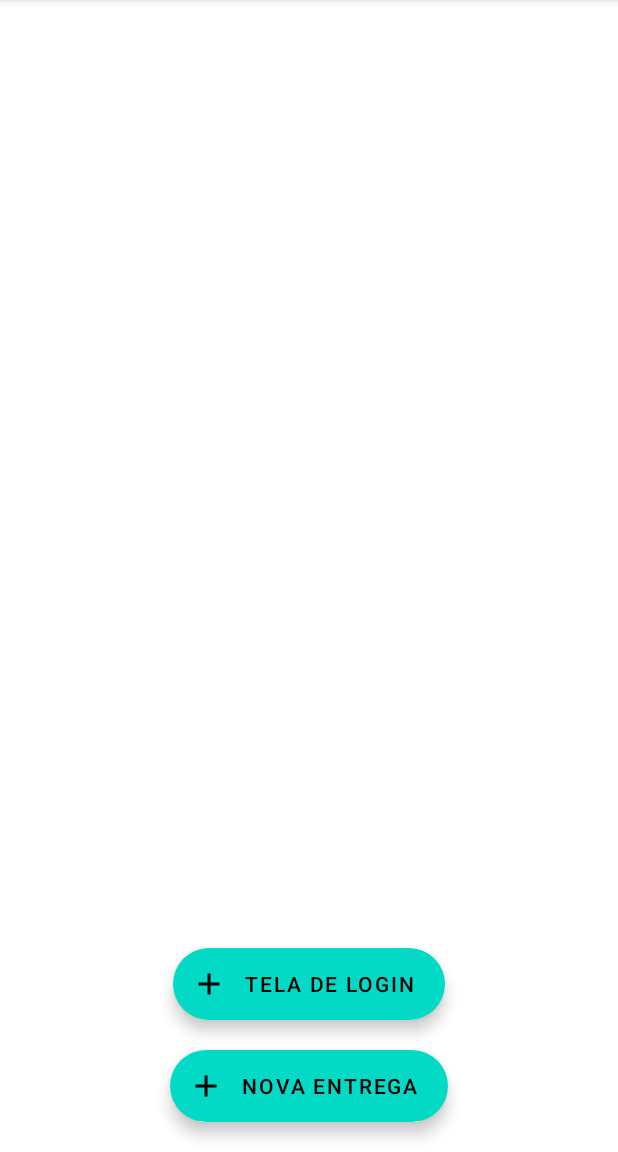
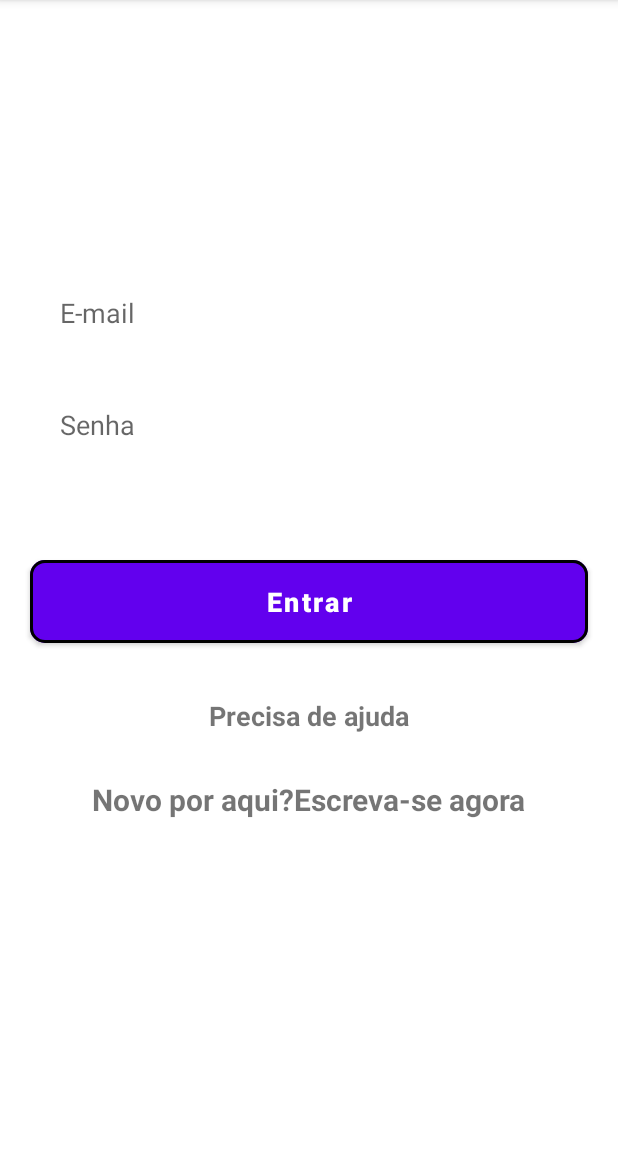
Before and after one commit to luizsfl/custoFrete, an Android app: the screen it shows after launch (MainActivity), on a phone screen of 412 x 824 dp, the part 84-1236 px from its top. Run offline under Robolectric (Android 15) with nearby library versions, the phone set to English and light mode, and no system bars; our stand-ins replace Firebase (no records; nobody signed in at launch, a user with empty details on screens opened directly).

Commit message:
Removido activity e criado fragment

```diff
--- a/app/src/main/java/com/example/custofrete/data/di/AppModule.kt
+++ b/app/src/main/java/com/example/custofrete/data/di/AppModule.kt
@@ -8,7 +8,9 @@ import com.example.custofrete.domain.repository.UsuarioRepository
 import com.example.custofrete.domain.useCase.usuario.UsuarioAddUseCase
 import com.example.custofrete.domain.useCase.usuario.UsuarioInteractor
 import com.example.custofrete.domain.useCase.usuario.UsuarioInteractorImp
+import com.example.custofrete.domain.useCase.usuario.UsuarioVerificarUsuarioLogadoUseCase
 import com.example.custofrete.presentation.cadastroLogin.CadastroLoginViewModel
+import com.example.custofrete.presentation.login.LoginViewModel
 import org.koin.androidx.viewmodel.dsl.viewModel
 import org.koin.dsl.module
 
@@ -27,14 +29,21 @@ val repositoryModule = module {
 
 val useCaseModule = module {
     factory { UsuarioAddUseCase(usuarioRepository = get()) }
+    factory { UsuarioVerificarUsuarioLogadoUseCase(usuarioRepository = get()) }
 }
 
 val interactorModule = module {
-    factory<UsuarioInteractor> {UsuarioInteractorImp(usuarioAddUseCase = get()) }
+    factory<UsuarioInteractor> {UsuarioInteractorImp(usuarioAddUseCase = get(),usuarioVerificarUsuarioLogadoUseCase=get()) }
 }
 
 val viewModel = module {
+
     viewModel {
         CadastroLoginViewModel(usuarioInteractor = get())
     }
+
+    viewModel {
+        LoginViewModel( usuarioInteractor = get())
+    }
+
 }
--- a/app/src/main/java/com/example/custofrete/data/repository/remoteDataSource/dao/UsuarioDao.kt
+++ b/app/src/main/java/com/example/custofrete/data/repository/remoteDataSource/dao/UsuarioDao.kt
@@ -18,6 +18,8 @@ class UsuarioDao(
     private val dispatcher: CoroutineDispatcher = Dispatchers.IO
 ) {
 
+    private var logadoCadastro = false
+
     fun addUsuario(usuario: Usuario): Flow<Usuario> {
         return flow {
             try {
@@ -33,7 +35,6 @@ class UsuarioDao(
                         var  idUsuario = Base64Custom.codificarBase64(usuario.email)
                         usuario.idUsuario = idUsuario
                         salvarUsuser(usuario)
-
                     }else{
                         messengerErro = it.exception.toString()
                     }
@@ -66,6 +67,22 @@ class UsuarioDao(
         db.collection("usuarios")
             .document(usuario.idUsuario)
             .set(usuario)
+
+        logadoCadastro= true
     }
 
+    fun verificarUserLogado(): Flow<Boolean>{
+        return flow {
+            try {
+
+                val usuarioLogado = autenticacao.currentUser
+
+
+                 emit(usuarioLogado!=null || logadoCadastro)
+
+            } catch (e: Exception) {
+            emit(error("VerificarUserLogado"+e.toString()))
+        }
+    }.flowOn(dispatcher)
+    }
 }
--- a/app/src/main/java/com/example/custofrete/data/repository/remoteDataSource/dataSource/UsuarioDataSource.kt
+++ b/app/src/main/java/com/example/custofrete/data/repository/remoteDataSource/dataSource/UsuarioDataSource.kt
@@ -5,4 +5,6 @@ import kotlinx.coroutines.flow.Flow
 
 interface UsuarioDataSource {
     fun addUsuario(usuario: Usuario): Flow<Usuario>
+    fun verificarUserLogado(): Flow<Boolean>
+
 }
--- a/app/src/main/java/com/example/custofrete/data/repository/remoteDataSource/dataSource/UsuarioDataSourceImp.kt
+++ b/app/src/main/java/com/example/custofrete/data/repository/remoteDataSource/dataSource/UsuarioDataSourceImp.kt
@@ -3,9 +3,12 @@ package com.example.custofrete.data.repository.remoteDataSource.dataSource
 import com.example.custofrete.data.repository.remoteDataSource.dao.UsuarioDao
 import com.example.custofrete.domain.model.Usuario
 import com.example.custofrete.domain.repository.UsuarioRepository
+import com.example.custofrete.presentation.ViewState
+import kotlinx.coroutines.flow.Flow
 
 class UsuarioDataSourceImp(
     private val usuarioDao: UsuarioDao
 ) :UsuarioDataSource{
     override fun addUsuario(usuario: Usuario) = usuarioDao.addUsuario(usuario)
+    override fun verificarUserLogado() = usuarioDao.verificarUserLogado()
 }
--- a/app/src/main/java/com/example/custofrete/data/repository/repositoryImp/UsuarioRepositoryImp.kt
+++ b/app/src/main/java/com/example/custofrete/data/repository/repositoryImp/UsuarioRepositoryImp.kt
@@ -12,4 +12,6 @@ class UsuarioRepositoryImp(
 
     override fun addUsuario(usuario: Usuario): Flow<Usuario> = usuarioDataSource.addUsuario(usuario)
 
+    override fun verificarUsuarioLogado() = usuarioDataSource.verificarUserLogado()
+
 }
--- a/app/src/main/java/com/example/custofrete/domain/repository/UsuarioRepository.kt
+++ b/app/src/main/java/com/example/custofrete/domain/repository/UsuarioRepository.kt
@@ -5,4 +5,5 @@ import kotlinx.coroutines.flow.Flow
 
 interface UsuarioRepository {
     fun addUsuario(usuario: Usuario): Flow<Usuario>
+    fun verificarUsuarioLogado(): Flow<Boolean>
 }
--- a/app/src/main/java/com/example/custofrete/domain/useCase/usuario/UsuarioInteractor.kt
+++ b/app/src/main/java/com/example/custofrete/domain/useCase/usuario/UsuarioInteractor.kt
@@ -5,4 +5,6 @@ import kotlinx.coroutines.flow.Flow
 
 interface UsuarioInteractor {
     fun addUsuario(usuario: Usuario): Flow<Usuario>
+    fun verificarUsuarioLogado(): Flow<Boolean>
+
 }
--- a/app/src/main/java/com/example/custofrete/domain/useCase/usuario/UsuarioInteractorImp.kt
+++ b/app/src/main/java/com/example/custofrete/domain/useCase/usuario/UsuarioInteractorImp.kt
@@ -1,10 +1,11 @@
 package com.example.custofrete.domain.useCase.usuario
 
 import com.example.custofrete.domain.model.Usuario
-import kotlinx.coroutines.flow.Flow
 
 class UsuarioInteractorImp(
-    private val usuarioAddUseCase: UsuarioAddUseCase
+    private val usuarioAddUseCase: UsuarioAddUseCase,
+    private val usuarioVerificarUsuarioLogadoUseCase: UsuarioVerificarUsuarioLogadoUseCase
 ) : UsuarioInteractor {
-    override fun addUsuario(usuario: Usuario): Flow<Usuario> = usuarioAddUseCase.invoke(usuario)
+    override fun addUsuario(usuario: Usuario) = usuarioAddUseCase.invoke(usuario)
+    override fun verificarUsuarioLogado() = usuarioVerificarUsuarioLogadoUseCase.invoke()
 }
--- /dev/null
+++ b/app/src/main/java/com/example/custofrete/domain/useCase/usuario/UsuarioVerificarUsuarioLogadoUseCase].kt
@@ -0,0 +1,9 @@
+package com.example.custofrete.domain.useCase.usuario
+
+import com.example.custofrete.domain.repository.UsuarioRepository
+
+class UsuarioVerificarUsuarioLogadoUseCase(
+    private val usuarioRepository: UsuarioRepository
+) {
+    operator fun invoke() = usuarioRepository.verificarUsuarioLogado()
+}
--- a/app/src/main/java/com/example/custofrete/presentation/ViewState.kt
+++ b/app/src/main/java/com/example/custofrete/presentation/ViewState.kt
@@ -6,4 +6,6 @@ sealed class ViewState {
     data class Loading(val loading: Boolean):ViewState()
     data class sucessoUsuario(val usuario: Usuario):ViewState()
     data class Failure(val messengerError:String = String()): ViewState()
+    data class Logado(val usuarioLogado:Boolean = false): ViewState()
+
 }
--- a/app/src/main/java/com/example/custofrete/presentation/custoViagem/CustoViagemFragment.kt
+++ b/app/src/main/java/com/example/custofrete/presentation/custoViagem/CustoViagemFragment.kt
@@ -20,6 +20,7 @@ class CustoViagemFragment : Fragment() {
         inflater: LayoutInflater, container: ViewGroup?,
         savedInstanceState: Bundle?
     ): View? {
+
         _binding = FragmentCustoViagemBinding.inflate(inflater, container, false)
         val root: View = binding.root
 
--- a/app/src/main/java/com/example/custofrete/presentation/home/HomeFragment.kt
+++ b/app/src/main/java/com/example/custofrete/presentation/home/HomeFragment.kt
@@ -2,16 +2,12 @@ package com.example.custofrete.presentation.home
 
 import android.content.Intent
 import android.os.Bundle
-import androidx.fragment.app.Fragment
 import android.view.LayoutInflater
 import android.view.View
 import android.view.ViewGroup
+import androidx.fragment.app.Fragment
 import androidx.navigation.fragment.findNavController
-import com.example.custofrete.R
 import com.example.custofrete.databinding.FragmentHomeBinding
-import com.example.custofrete.presentation.MainActivity
-import com.example.custofrete.presentation.login.LoginActivity
-import com.example.custofrete.presentation.rotas.RotasFragmentDirections
 
 class HomeFragment : Fragment() {
 
@@ -30,11 +26,6 @@ class HomeFragment : Fragment() {
             findNavController().navigate(action)
         }
 
-        binding.btLogin.setOnClickListener {
-            val intent = Intent(container?.context, LoginActivity::class.java)
-            startActivity(intent)
-        }
-
         return root
 
     }
--- /dev/null
+++ b/app/src/main/java/com/example/custofrete/presentation/login/LoginFragment.kt
@@ -0,0 +1,125 @@
+package com.example.custofrete.presentation.login
+
+import android.app.AlertDialog
+import android.os.Bundle
+import android.view.Gravity
+import android.view.LayoutInflater
+import android.view.View
+import android.view.ViewGroup
+import android.widget.FrameLayout
+import android.widget.TextView
+import androidx.core.view.isVisible
+import androidx.fragment.app.Fragment
+import androidx.navigation.fragment.findNavController
+import com.example.custofrete.databinding.FragmentLoginBinding
+import com.example.custofrete.presentation.ViewState
+import com.google.android.material.snackbar.BaseTransientBottomBar
+import com.google.android.material.snackbar.Snackbar
+import com.google.firebase.FirebaseNetworkException
+import com.google.firebase.auth.FirebaseAuth
+import com.google.firebase.auth.FirebaseAuthInvalidCredentialsException
+import org.koin.androidx.viewmodel.ext.android.viewModel
+
+
+class LoginFragment : Fragment() {
+
+    private var _binding: FragmentLoginBinding? = null
+    private val binding get() = _binding!!
+    private val loginViewModel: LoginViewModel by viewModel()
+
+
+    override fun onCreateView(
+        inflater: LayoutInflater, container: ViewGroup?,
+        savedInstanceState: Bundle?
+    ): View? {
+
+        _binding = FragmentLoginBinding.inflate(inflater, container, false)
+
+        val root: View = binding.root
+
+        loginViewModel.VerificarUserLogado()
+
+        binding.txtTelaCadastro.setOnClickListener{
+            val action =  LoginFragmentDirections.actionLoginFragmentToCadastroLoginFragment()
+            findNavController().navigate(action)
+        }
+
+        loginViewModel.viewState.observe(viewLifecycleOwner) { viewState ->
+            when (viewState) {
+                is ViewState.Loading -> showLoading(viewState.loading)
+                is ViewState.Logado -> usuarioLogado(viewState.usuarioLogado)
+                is ViewState.Failure -> showErro(viewState.messengerError)
+                else -> {}
+            }
+        }
+
+        binding.btEntrar.setOnClickListener {
+            val email = binding.editLogin.text.toString()
+            val senha = binding.editSenha.text.toString()
+            var mernsagem_erro = binding.mensageErro
+            if (email.isEmpty() || senha.isEmpty())
+            {
+                mernsagem_erro.setText("Prencha os campos de e-mail e senha")
+            }else{
+                AutenticarUsuário(email,senha,mernsagem_erro)
+            }
+        }
+        return root
+
+    }
+
+
+
+    private fun AutenticarUsuário(email:String,senha:String,mernsagem_erro: TextView){
+        FirebaseAuth.getInstance().signInWithEmailAndPassword(email,senha).addOnCompleteListener {
+            if (it.isSuccessful){
+                //Toast.makeText(this,"Login efetuado com sucesso", Toast.LENGTH_SHORT).show()
+                IrParaTelaPrincipal()
+            }else{
+                var erro = it
+
+                when {
+                    erro is FirebaseAuthInvalidCredentialsException -> mernsagem_erro.setText("E-mail ou senha estão incorretos")
+                    erro is FirebaseNetworkException -> mernsagem_erro.setText("Sem conexão com internet")
+                    else -> mernsagem_erro.setText("Erro ao tentar logar"+it)
+                }
+            }
+        }
+    }
+
+    private fun IrParaTelaPrincipal(){
+        val builder = AlertDialog.Builder(requireContext())
+        with(builder)
+        {
+            setTitle("Login realizado com sucesso")
+            setPositiveButton("OK") { dialog, which ->
+             //   finish()
+            }
+            show()
+        }
+    }
+    private fun showLoading(isLoading: Boolean) {
+        binding.progressBar.isVisible = isLoading
+    }
+
+    private fun usuarioLogado(logado:Boolean){
+        if(logado){
+         //   finish()
+        }
+        showLoading(false)
+    }
+
+    private fun showErro(text: String) {
+        var view = binding.root.rootView
+        val snackBarView = Snackbar.make(view, text , Snackbar.LENGTH_LONG)
+        view = snackBarView.view
+        val params = view.layoutParams as FrameLayout.LayoutParams
+        params.gravity = Gravity.CENTER
+        view.layoutParams = params
+        snackBarView.animationMode = BaseTransientBottomBar.ANIMATION_MODE_FADE
+        snackBarView.show()
+
+        showLoading(false)
+    }
+
+}
--- /dev/null
+++ b/app/src/main/java/com/example/custofrete/presentation/login/LoginViewModel.kt
@@ -0,0 +1,39 @@
+package com.example.custofrete.presentation.login
+
+import androidx.lifecycle.LiveData
+import androidx.lifecycle.MutableLiveData
+import androidx.lifecycle.ViewModel
+import androidx.lifecycle.viewModelScope
+import com.example.custofrete.domain.model.Usuario
+import com.example.custofrete.domain.useCase.usuario.UsuarioInteractor
+import com.example.custofrete.presentation.ViewState
+import kotlinx.coroutines.flow.catch
+import kotlinx.coroutines.flow.onStart
+import kotlinx.coroutines.launch
+
+class LoginViewModel (
+    private val usuarioInteractor: UsuarioInteractor,
+): ViewModel(){
+
+    private var _viewState = MutableLiveData<ViewState>()
+    var viewState: LiveData<ViewState> = _viewState
+
+    fun VerificarUserLogado() {
+            viewModelScope.launch {
+                usuarioInteractor.verificarUsuarioLogado()
+                    .onStart { _viewState.value = ViewState.Loading(loading = true) }
+                    .catch {
+                        _viewState.value = ViewState.Failure(messengerError = it.message.orEmpty())
+                    }
+                    .collect { setLogado(it) }
+
+        }
+    }
+
+
+    private fun setLogado(usuarioLogado:Boolean) {
+        _viewState.value = ViewState.Logado(usuarioLogado)
+    }
+
+
+}
--- a/app/src/main/res/layout/activity_login.xml
+++ b/app/src/main/res/layout/fragment_login.xml
@@ -1,11 +1,16 @@
 <?xml version="1.0" encoding="utf-8"?>
-<LinearLayout xmlns:android="http://schemas.android.com/apk/res/android"
-    xmlns:app="http://schemas.android.com/apk/res-auto"
+<FrameLayout xmlns:android="http://schemas.android.com/apk/res/android"
     xmlns:tools="http://schemas.android.com/tools"
     android:layout_width="match_parent"
     android:layout_height="match_parent"
+    xmlns:app="http://schemas.android.com/apk/res-auto"
+    tools:context=".presentation.login.LoginFragment">
+
+<LinearLayout
+    android:layout_width="match_parent"
+    android:layout_height="match_parent"
     android:orientation="vertical"
-    tools:context=".presentation.login.LoginActivity">
+    >
 
     <androidx.appcompat.widget.Toolbar
         android:layout_width="match_parent"
@@ -13,12 +18,21 @@
         app:navigationIcon="@drawable/ic_add_entrega_24"
         android:layout_marginStart="20dp"
         />
+    <ProgressBar
+        android:id="@+id/progressBar"
+        style="?android:attr/progressBarStyle"
+        android:layout_width="wrap_content"
+        android:layout_height="wrap_content"
+        android:indeterminate="true"
+        android:visibility="gone"
+        android:layout_gravity="center"
+        />
 
     <EditText
         android:id="@+id/edit_login"
         android:layout_width="match_parent"
         android:layout_height="wrap_content"
-        android:layout_marginTop="150dp"
+        android:layout_marginTop="120dp"
         android:background="@drawable/ic_add_entrega_24"
         android:padding="20dp"
         android:layout_marginStart="20dp"
@@ -93,4 +107,6 @@
         android:layout_gravity="center"
         android:layout_marginTop="30dp"
         />
+
 </LinearLayout>
+</FrameLayout>
--- a/app/src/main/res/navigation/nav_principal.xml
+++ b/app/src/main/res/navigation/nav_principal.xml
@@ -3,7 +3,7 @@
     xmlns:app="http://schemas.android.com/apk/res-auto"
     xmlns:tools="http://schemas.android.com/tools"
     android:id="@+id/nav_principal"
-    app:startDestination="@id/homeFragment">
+    app:startDestination="@id/loginFragment">
 
     <fragment
         android:id="@+id/homeFragment"
@@ -46,4 +46,25 @@
         android:name="com.example.custofrete.presentation.calculo.CalculoFragment"
         android:label="fragment_calculo"
         tools:layout="@layout/fragment_calculo" />
+    <fragment
+        android:id="@+id/loginFragment"
+        android:name="com.example.custofrete.presentation.login.LoginFragment"
+        android:label="fragment_login"
+        tools:layout="@layout/fragment_login" >
+        <action
+            android:id="@+id/action_loginFragment_to_homeFragment"
+            app:destination="@id/homeFragment" />
+        <action
+            android:id="@+id/action_loginFragment_to_cadastroLoginFragment"
+            app:destination="@id/cadastroLoginFragment" />
+    </fragment>
+    <fragment
+        android:id="@+id/cadastroLoginFragment"
+        android:name="com.example.custofrete.presentation.cadastroLogin.CadastroLoginFragment"
+        android:label="fragment_cadastro_login"
+        tools:layout="@layout/fragment_cadastro_login" >
+        <action
+            android:id="@+id/action_cadastroLoginFragment_to_homeFragment"
+            app:destination="@id/homeFragment" />
+    </fragment>
 </navigation>
```
Also changed, not shown: app/src/main/java/com/example/custofrete/presentation/cadastroLogin/CadastroLoginFragment.kt (renamed from app/src/main/java/com/example/custofrete/presentation/cadastroLogin/CadastroLoginActivity.kt, +23 -15 lines), app/src/main/java/com/example/custofrete/presentation/login/LoginActivity.kt (deleted, +0 -90 lines), app/src/main/res/layout/fragment_cadastro_login.xml (renamed from app/src/main/res/layout/activity_cadastro_login.xml, +7 -4 lines).
